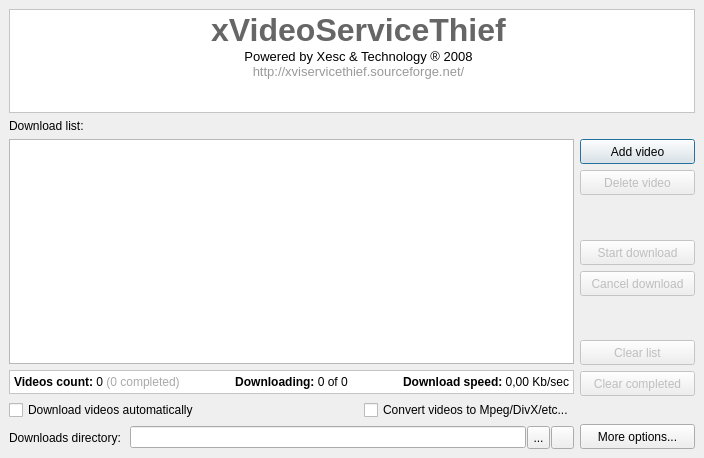
Above: ui/mainform.ui from ckorn/xvst before the change. Below: the same form after it.
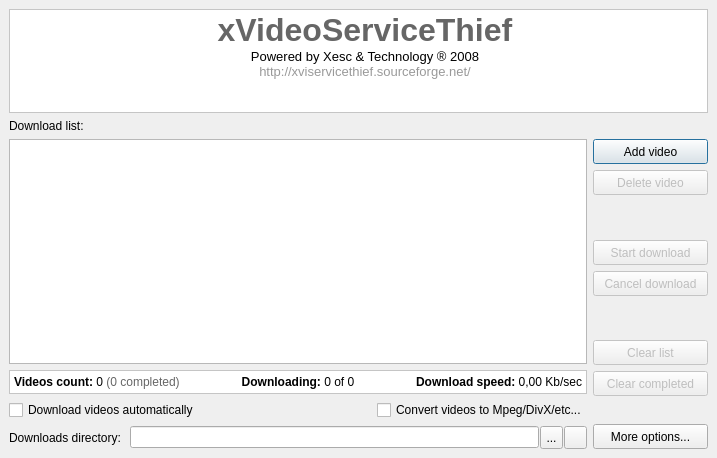
That is the form after the change. Icons and pictures are not drawn.

The edit to the form file:
```diff
--- a/ui/mainform.ui
+++ b/ui/mainform.ui
@@ -8,7 +8,7 @@
    <rect>
     <x>0</x>
     <y>0</y>
-    <width>704</width>
+    <width>717</width>
     <height>458</height>
    </rect>
   </property>
@@ -27,9 +27,6 @@
   <property name="layoutDirection" >
    <enum>Qt::LeftToRight</enum>
   </property>
-  <property name="autoFillBackground" >
-   <bool>true</bool>
-  </property>
   <widget class="QWidget" name="centralwidget" >
    <layout class="QGridLayout" >
     <item row="0" column="0" colspan="2" >
@@ -505,7 +502,7 @@
        <item row="0" column="0" >
         <widget class="QLabel" name="lblVideosCount" >
          <property name="text" >
-          <string>&lt;b>Videos count:&lt;/b> 0 &lt;span style="color:#a9a9a9;">(0 completed)&lt;/span></string>
+          <string>&lt;b>Videos count:&lt;/b> 0 &lt;span style="color:#666666;">(0 completed)&lt;/span></string>
          </property>
         </widget>
        </item>
```
Left out of the diff: 106 changed lines with no effect on the pictures.
